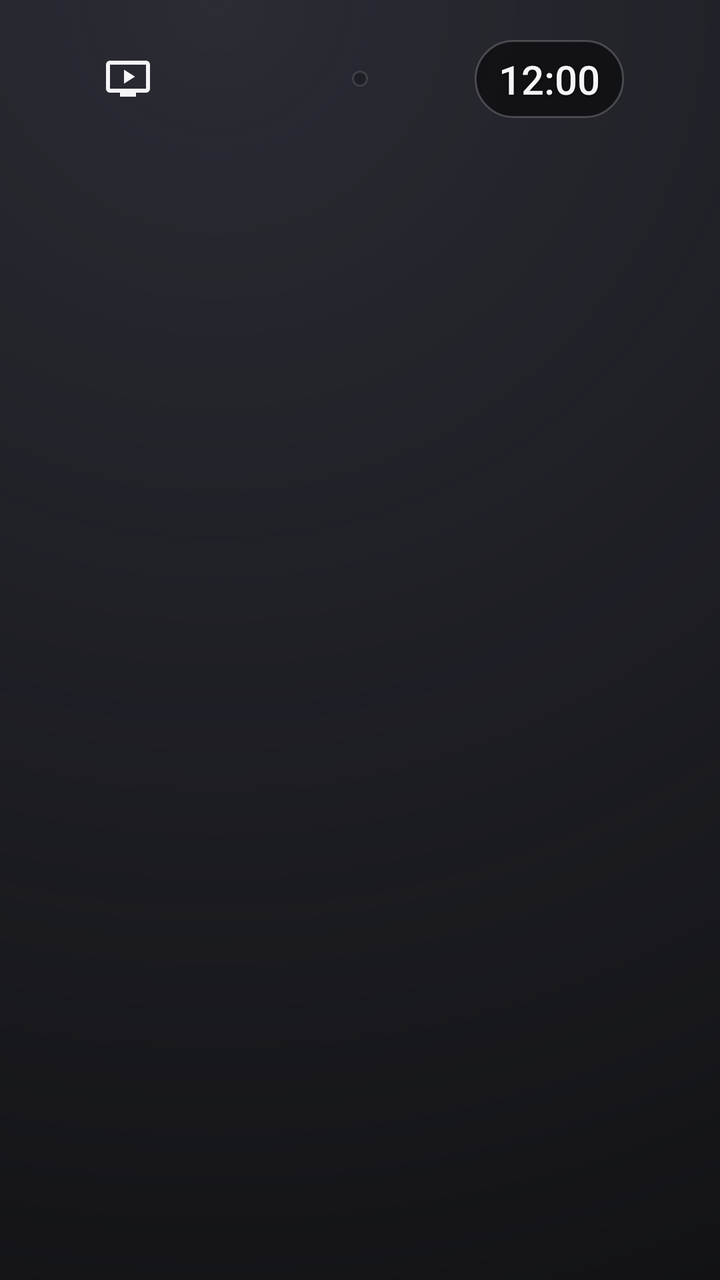
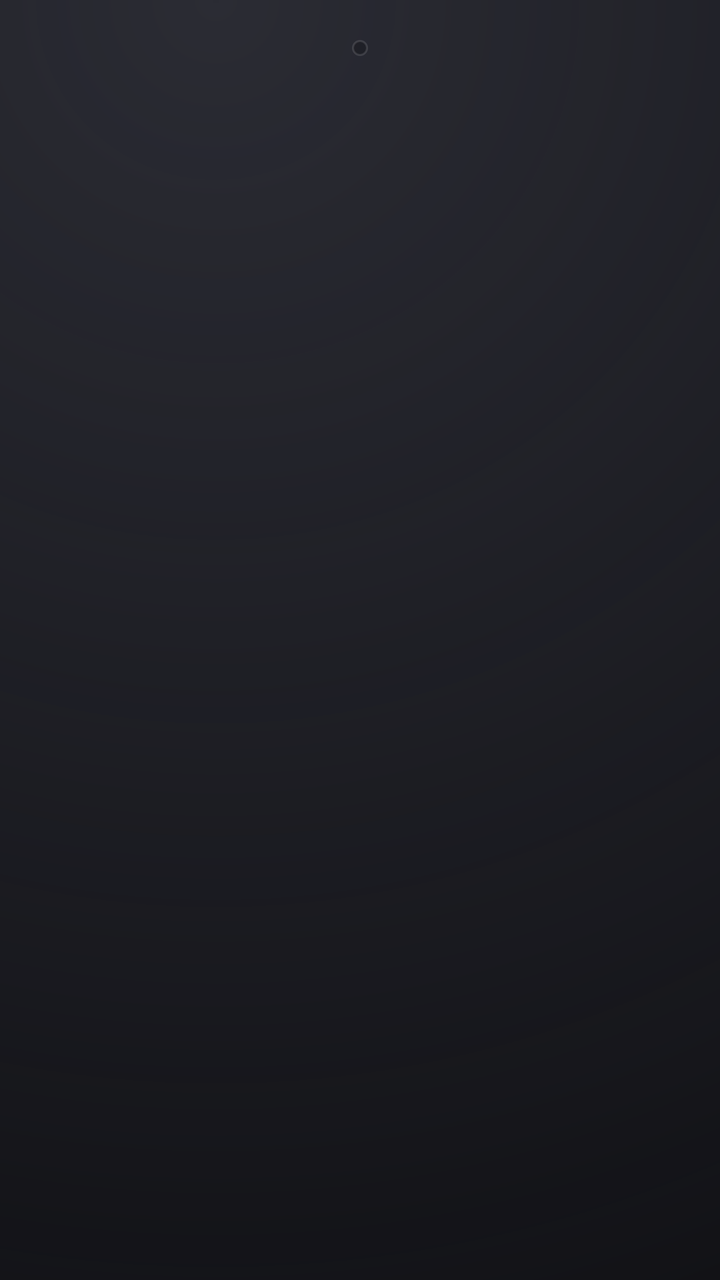

Two renders of the same Android screen: before a commit and after it. Below are the layout's source before the change and the commit's diff.
<!-- AndroidManifest.xml: application theme TvTheme -->
<!-- res/layout/activity_browse.xml -->
<?xml version="1.0" encoding="utf-8"?>
<FrameLayout xmlns:android="http://schemas.android.com/apk/res/android"
    android:id="@+id/browse_root"
    android:layout_width="match_parent"
    android:layout_height="match_parent"
    android:background="@drawable/tv_canvas">
    <ImageView
        android:id="@+id/backdrop_back"
        android:layout_width="match_parent"
        android:layout_height="match_parent"
        android:alpha="0"
        android:importantForAccessibility="no"
        android:scaleType="centerCrop" />
    <ImageView
        android:id="@+id/backdrop"
        android:layout_width="match_parent"
        android:layout_height="match_parent"
        android:alpha="0"
        android:importantForAccessibility="no"
        android:scaleType="centerCrop" />
    <View
        android:id="@+id/backdrop_scrim"
        android:layout_width="match_parent"
        android:layout_height="match_parent"
        android:alpha="0"
        android:background="@drawable/tv_scrim" />
    <FrameLayout
        android:layout_width="match_parent"
        android:layout_height="match_parent">
        <LinearLayout
            android:layout_width="match_parent"
            android:layout_height="match_parent"
            android:orientation="horizontal">
            <LinearLayout
                android:id="@+id/side_panel"
                android:layout_width="0dp"
                android:layout_height="match_parent"
                android:layout_weight="0.42"
                android:gravity="center"
                android:orientation="vertical"
                android:paddingStart="48dp"
                android:paddingEnd="24dp"
                android:paddingBottom="48dp"
                android:visibility="gone">
                <ImageView
                    android:id="@+id/side_icon"
                    android:layout_width="168dp"
                    android:layout_height="168dp"
                    android:background="@drawable/tv_panel_icon"
                    android:importantForAccessibility="no"
                    android:padding="44dp"
                    android:tint="@color/tv_text" />
                <TextView
                    android:id="@+id/side_title"
                    android:layout_width="wrap_content"
                    android:layout_height="wrap_content"
                    android:layout_marginTop="28dp"
                    android:fontFamily="sans-serif-medium"
                    android:gravity="center"
                    android:textColor="@color/tv_text"
                    android:textSize="30sp" />
                <TextView
                    android:id="@+id/side_text"
                    android:layout_width="wrap_content"
                    android:layout_height="wrap_content"
                    android:layout_marginTop="10dp"
                    android:gravity="center"
                    android:lineSpacingMultiplier="1.2"
                    android:maxWidth="340dp"
                    android:textColor="@color/tv_text_secondary"
                    android:textSize="16sp" />
            </LinearLayout>
            <androidx.recyclerview.widget.RecyclerView
                android:id="@+id/page_rows"
                android:layout_width="0dp"
                android:layout_height="match_parent"
                android:layout_weight="1"
                android:clipChildren="false"
                android:clipToPadding="false"
                android:paddingTop="88dp"
                android:paddingBottom="56dp"
                android:scrollbars="none" />
        </LinearLayout>
        <TextView
            android:id="@+id/page_title"
            android:layout_width="match_parent"
            android:layout_height="wrap_content"
            android:layout_gravity="top"
            android:ellipsize="end"
            android:fontFamily="sans-serif-medium"
            android:maxLines="1"
            android:paddingStart="48dp"
            android:paddingTop="8dp"
            android:paddingEnd="48dp"
            android:paddingBottom="4dp"
            android:textColor="@color/tv_text"
            android:textSize="34sp"
            android:visibility="gone" />
        <FrameLayout
            android:id="@+id/top_bar"
            android:layout_width="match_parent"
            android:layout_height="wrap_content"
            android:paddingStart="48dp"
            android:paddingTop="20dp"
            android:paddingEnd="48dp"
            android:paddingBottom="8dp">
            <ImageView
                android:id="@+id/brand"
                android:layout_width="32dp"
                android:layout_height="32dp"
                android:layout_gravity="start|center_vertical"
                android:contentDescription="@string/app_name"
                android:importantForAccessibility="yes"
                android:scaleType="centerInside"
                android:src="@drawable/ic_tv_tv"
                android:tint="@color/tv_text" />
            <LinearLayout
                android:id="@+id/navigation"
                android:layout_width="wrap_content"
                android:layout_height="wrap_content"
                android:layout_gravity="center"
                android:background="@drawable/tv_tabs"
                android:clipChildren="false"
                android:clipToPadding="false"
                android:orientation="horizontal"
                android:padding="4dp" />
            <TextClock
                android:id="@+id/clock"
                android:layout_width="wrap_content"
                android:layout_height="wrap_content"
                android:layout_gravity="end|center_vertical"
                android:background="@drawable/tv_clock"
                android:format12Hour="h:mm"
                android:format24Hour="HH:mm"
                android:importantForAccessibility="no"
                android:fontFamily="sans-serif-medium"
                android:paddingStart="12dp"
                android:paddingTop="6dp"
                android:paddingEnd="12dp"
                android:paddingBottom="6dp"
                android:shadowColor="#CC000000"
                android:shadowDx="0"
                android:shadowDy="1"
                android:shadowRadius="3"
                android:textColor="@color/tv_text"
                android:textSize="20sp" />
        </FrameLayout>
    </FrameLayout>
</FrameLayout>
<!-- resources referenced by this layout -->
<resources>
  <color name="tv_text">#FFF5F5F7</color>
  <color name="tv_text_secondary">#A6EBEBF5</color>
  <!-- drawable ic_tv_tv (drawable) -->
  <vector xmlns:android="http://schemas.android.com/apk/res/android" android:width="24dp" android:height="24dp" android:viewportWidth="24" android:viewportHeight="24">
      <path android:fillColor="#FFFFFFFF" android:pathData="M21,3H3c-1.1,0 -2,0.9 -2,2v12c0,1.1 0.9,2 2,2h5v2h8v-2h5c1.1,0 1.99,-0.9 1.99,-2L23,5c0,-1.1 -0.9,-2 -2,-2zM21,17H3V5h18v12zM10,7.5v7l5.5,-3.5z" />
  </vector>
  <!-- drawable tv_canvas (drawable) -->
  <layer-list xmlns:android="http://schemas.android.com/apk/res/android">
      <item><shape><solid android:color="@color/tv_background" /></shape></item>
      <item><shape><gradient android:type="radial" android:gradientRadius="900dp" android:centerX="0.3" android:centerY="0.0" android:startColor="#FF2A2B33" android:endColor="#000A0A0D" /></shape></item>
  </layer-list>
  <!-- drawable tv_clock (drawable) -->
  <shape xmlns:android="http://schemas.android.com/apk/res/android">
      <solid android:color="#B30A0A0D" />
      <stroke android:width="1dp" android:color="#33FFFFFF" />
      <corners android:radius="20dp" />
  </shape>
  <!-- drawable tv_panel_icon (drawable) -->
  <shape xmlns:android="http://schemas.android.com/apk/res/android">
      <gradient android:angle="300" android:startColor="#FF3A3A40" android:endColor="#FF18181C" />
      <stroke android:width="1dp" android:color="@color/tv_hairline" />
      <corners android:radius="36dp" />
  </shape>
  <!-- drawable tv_scrim (drawable) -->
  <layer-list xmlns:android="http://schemas.android.com/apk/res/android">
      <item><shape><gradient android:angle="0" android:startColor="#F20A0A0D" android:centerX="0.55" android:centerColor="#800A0A0D" android:endColor="#100A0A0D" /></shape></item>
      <item><shape><gradient android:angle="90" android:startColor="#FF0A0A0D" android:centerY="0.35" android:centerColor="#990A0A0D" android:endColor="#000A0A0D" /></shape></item>
      <item android:gravity="top" android:height="120dp"><shape><gradient android:angle="270" android:startColor="#B30A0A0D" android:endColor="#000A0A0D" /></shape></item>
  </layer-list>
  <!-- drawable tv_tabs (drawable) -->
  <shape xmlns:android="http://schemas.android.com/apk/res/android">
      <solid android:color="#66141418" />
      <stroke android:width="1dp" android:color="@color/tv_hairline" />
      <corners android:radius="26dp" />
  </shape>
  <string name="app_name">Daniil TV</string>
  <color name="tv_background">#FF0A0A0D</color>
  <color name="tv_hairline">#1FFFFFFF</color>
  <color name="tv_focus">#FFFFFFFF</color>
  <!-- drawable tv_dialog (drawable) -->
  <inset xmlns:android="http://schemas.android.com/apk/res/android" android:inset="16dp">
      <shape><solid android:color="#F21C1C1E" /><stroke android:width="1dp" android:color="@color/tv_hairline" /><corners android:radius="24dp" /></shape>
  </inset>
  <color name="tv_surface">#FF1C1C1E</color>
  <color name="tv_text_tertiary">#66EBEBF5</color>
  <style name="TvDialogTitle" parent="android:style/TextAppearance.Material.DialogWindowTitle">
          <item name="android:textSize">22sp</item>
          <item name="android:textColor">@color/tv_text</item>
          <item name="android:fontFamily">sans-serif-medium</item>
      </style>
  <style name="TvDialogButton" parent="android:style/Widget.Material.Button.Borderless.Colored">
          <item name="android:textColor">@color/tv_text</item>
          <item name="android:textSize">16sp</item>
          <item name="android:textAllCaps">false</item>
          <item name="android:fontFamily">sans-serif-medium</item>
      </style>
  <!-- unchanged entries left out for length: 2 -->
</resources>

<!-- the commit's change to res/layout/activity_browse.xml (unified diff, before → after) -->
@@ -104,16 +104,6 @@
             android:paddingTop="20dp"
             android:paddingEnd="48dp"
             android:paddingBottom="8dp">
-            <ImageView
-                android:id="@+id/brand"
-                android:layout_width="32dp"
-                android:layout_height="32dp"
-                android:layout_gravity="start|center_vertical"
-                android:contentDescription="@string/app_name"
-                android:importantForAccessibility="yes"
-                android:scaleType="centerInside"
-                android:src="@drawable/ic_tv_tv"
-                android:tint="@color/tv_text" />
             <LinearLayout
                 android:id="@+id/navigation"
                 android:layout_width="wrap_content"
@@ -124,26 +114,6 @@
                 android:clipToPadding="false"
                 android:orientation="horizontal"
                 android:padding="4dp" />
-            <TextClock
-                android:id="@+id/clock"
-                android:layout_width="wrap_content"
-                android:layout_height="wrap_content"
-                android:layout_gravity="end|center_vertical"
-                android:background="@drawable/tv_clock"
-                android:format12Hour="h:mm"
-                android:format24Hour="HH:mm"
-                android:importantForAccessibility="no"
-                android:fontFamily="sans-serif-medium"
-                android:paddingStart="12dp"
-                android:paddingTop="6dp"
-                android:paddingEnd="12dp"
-                android:paddingBottom="6dp"
-                android:shadowColor="#CC000000"
-                android:shadowDx="0"
-                android:shadowDy="1"
-                android:shadowRadius="3"
-                android:textColor="@color/tv_text"
-                android:textSize="20sp" />
         </FrameLayout>
     </FrameLayout>
 </FrameLayout>
<!-- resource entries referenced after the edit -->
@@ -2,21 +2,11 @@
 <resources>
   <color name="tv_text">#FFF5F5F7</color>
   <color name="tv_text_secondary">#A6EBEBF5</color>
-  <!-- drawable ic_tv_tv (drawable) -->
-  <vector xmlns:android="http://schemas.android.com/apk/res/android" android:width="24dp" android:height="24dp" android:viewportWidth="24" android:viewportHeight="24">
-      <path android:fillColor="#FFFFFFFF" android:pathData="M21,3H3c-1.1,0 -2,0.9 -2,2v12c0,1.1 0.9,2 2,2h5v2h8v-2h5c1.1,0 1.99,-0.9 1.99,-2L23,5c0,-1.1 -0.9,-2 -2,-2zM21,17H3V5h18v12zM10,7.5v7l5.5,-3.5z" />
-  </vector>
   <!-- drawable tv_canvas (drawable) -->
   <layer-list xmlns:android="http://schemas.android.com/apk/res/android">
       <item><shape><solid android:color="@color/tv_background" /></shape></item>
       <item><shape><gradient android:type="radial" android:gradientRadius="900dp" android:centerX="0.3" android:centerY="0.0" android:startColor="#FF2A2B33" android:endColor="#000A0A0D" /></shape></item>
   </layer-list>
-  <!-- drawable tv_clock (drawable) -->
-  <shape xmlns:android="http://schemas.android.com/apk/res/android">
-      <solid android:color="#B30A0A0D" />
-      <stroke android:width="1dp" android:color="#33FFFFFF" />
-      <corners android:radius="20dp" />
-  </shape>
   <!-- drawable tv_panel_icon (drawable) -->
   <shape xmlns:android="http://schemas.android.com/apk/res/android">
       <gradient android:angle="300" android:startColor="#FF3A3A40" android:endColor="#FF18181C" />
@@ -35,7 +25,6 @@
       <stroke android:width="1dp" android:color="@color/tv_hairline" />
       <corners android:radius="26dp" />
   </shape>
-  <string name="app_name">Daniil TV</string>
   <color name="tv_background">#FF0A0A0D</color>
   <color name="tv_hairline">#1FFFFFFF</color>
   <color name="tv_focus">#FFFFFFFF</color>
